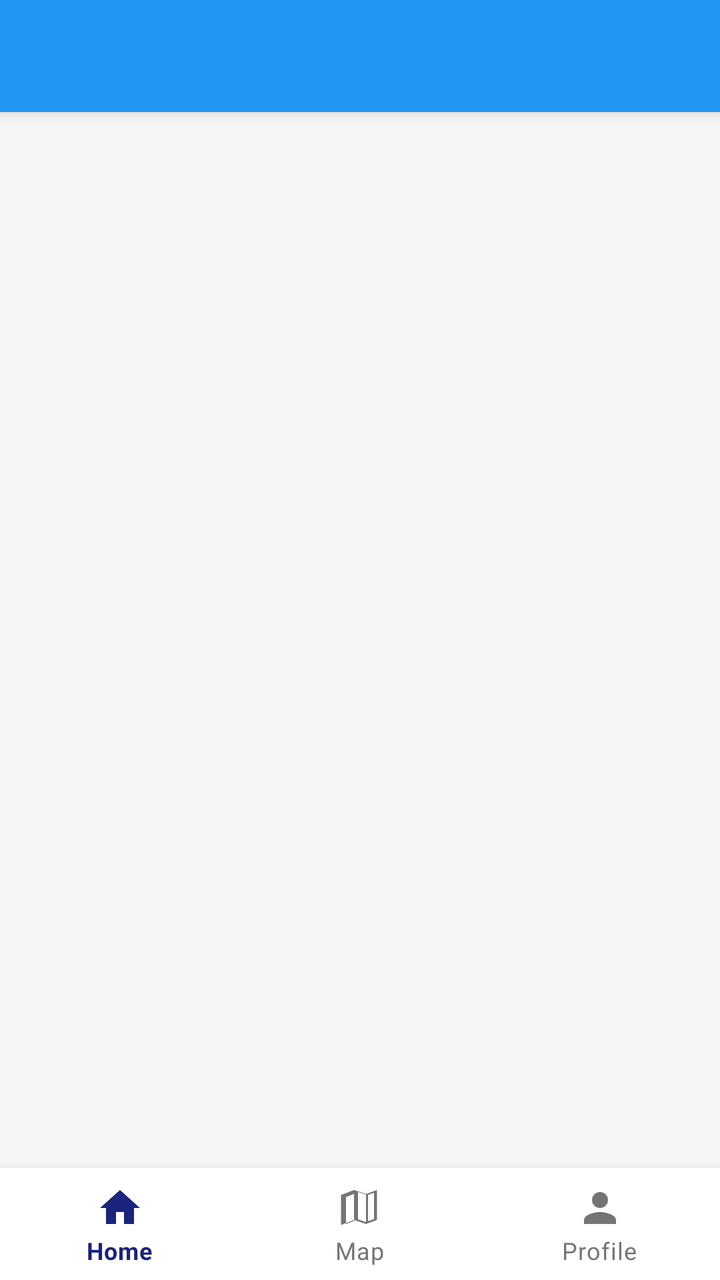
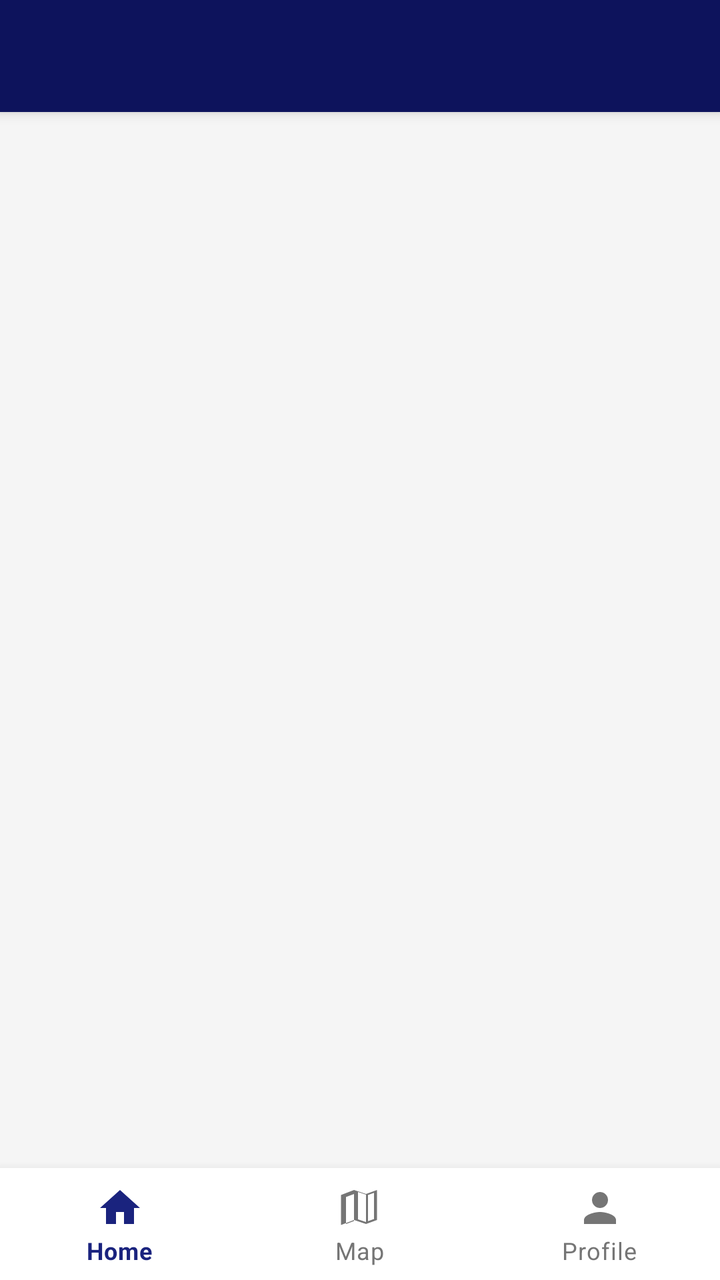

The first picture is an Android layout as it rendered before a commit; the second is the same layout after the commit. The layout source and the unified diff follow.
<!-- AndroidManifest.xml: application theme AppTheme -->
<!-- res/layout/activity_main.xml -->
<?xml version="1.0" encoding="utf-8"?>
<androidx.coordinatorlayout.widget.CoordinatorLayout
    xmlns:android="http://schemas.android.com/apk/res/android"
    xmlns:app="http://schemas.android.com/apk/res-auto"
    xmlns:tools="http://schemas.android.com/tools"
    android:layout_width="match_parent"
    android:layout_height="match_parent"
    tools:context=".activities.MainActivity">

    
    <com.google.android.material.appbar.AppBarLayout
        android:id="@+id/appBarLayout"
        android:layout_width="match_parent"
        android:layout_height="wrap_content"
        android:elevation="4dp"
        app:elevation="4dp">

        <androidx.appcompat.widget.Toolbar
            android:id="@+id/toolbar"
            android:layout_width="match_parent"
            android:layout_height="?attr/actionBarSize"
            android:background="@color/colorPrimary"
            app:titleTextColor="@android:color/white"
            app:layout_scrollFlags="scroll|enterAlways" />

    </com.google.android.material.appbar.AppBarLayout>

    
    <androidx.core.widget.NestedScrollView
        android:layout_width="match_parent"
        android:layout_height="match_parent"
        app:layout_behavior="@string/appbar_scrolling_view_behavior"
        android:paddingBottom="72dp"
        android:clipToPadding="false"
        android:fillViewport="true">

        <FrameLayout
            android:layout_width="match_parent"
            android:layout_height="match_parent">

            
            <androidx.recyclerview.widget.RecyclerView
                android:id="@+id/rvPlaces"
                android:layout_width="match_parent"
                android:layout_height="match_parent"
                android:clipToPadding="false"
                tools:listitem="@layout/item_place" />

            
            <LinearLayout
                android:id="@+id/layoutEmpty"
                android:layout_width="match_parent"
                android:layout_height="match_parent"
                android:gravity="center"
                android:orientation="vertical"
                android:visibility="gone"
                android:padding="32dp">

                <ImageView
                    android:layout_width="120dp"
                    android:layout_height="120dp"
                    android:src="@android:drawable/ic_menu_mapmode"
                    android:alpha="0.4" />

                <TextView
                    android:layout_width="wrap_content"
                    android:layout_height="wrap_content"
                    android:layout_marginTop="16dp"
                    android:text="No favorite places yet!"
                    android:textSize="20sp"
                    android:textStyle="bold"
                    android:textColor="@color/textSecondary" />

                <TextView
                    android:layout_width="wrap_content"
                    android:layout_height="wrap_content"
                    android:layout_marginTop="8dp"
                    android:text="Tap the + button to add your first place."
                    android:textSize="14sp"
                    android:textColor="@color/textSecondary"
                    android:gravity="center" />

            </LinearLayout>

        </FrameLayout>

    </androidx.core.widget.NestedScrollView>

    
    <com.google.android.material.bottomnavigation.BottomNavigationView
        android:id="@+id/bottomNav"
        android:layout_width="match_parent"
        android:layout_height="wrap_content"
        android:layout_gravity="bottom"
        android:background="@color/surfaceWhite"
        app:menu="@menu/bottom_nav_menu"
        app:itemIconTint="@color/bottom_nav_item_colors"
        app:itemTextColor="@color/bottom_nav_item_colors"
        app:labelVisibilityMode="labeled" />



</androidx.coordinatorlayout.widget.CoordinatorLayout>
<!-- res/layout/item_place.xml (included above) -->
<?xml version="1.0" encoding="utf-8"?>
<com.google.android.material.card.MaterialCardView
    xmlns:android="http://schemas.android.com/apk/res/android"
    xmlns:app="http://schemas.android.com/apk/res-auto"
    android:layout_width="match_parent"
    android:layout_height="wrap_content"
    android:layout_marginHorizontal="12dp"
    android:layout_marginVertical="6dp"
    app:cardCornerRadius="12dp"
    app:cardElevation="3dp">

    <LinearLayout
        android:layout_width="match_parent"
        android:layout_height="wrap_content"
        android:orientation="horizontal"
        android:padding="12dp"
        android:gravity="center_vertical">

        
        <ImageView
            android:id="@+id/ivPlaceThumbnail"
            android:layout_width="72dp"
            android:layout_height="72dp"
            android:scaleType="centerCrop"
            android:background="@drawable/bg_image_placeholder"
            android:contentDescription="Place thumbnail" />

        
        <LinearLayout
            android:layout_width="0dp"
            android:layout_height="wrap_content"
            android:layout_weight="1"
            android:orientation="vertical"
            android:paddingStart="12dp"
            android:paddingEnd="8dp">

            <TextView
                android:id="@+id/tvPlaceTitle"
                android:layout_width="wrap_content"
                android:layout_height="wrap_content"
                android:textSize="17sp"
                android:textStyle="bold"
                android:textColor="@color/textPrimary"
                android:maxLines="1"
                android:ellipsize="end"
                android:text="Place Title" />

            <TextView
                android:id="@+id/tvPlaceAddress"
                android:layout_width="wrap_content"
                android:layout_height="wrap_content"
                android:layout_marginTop="4dp"
                android:textSize="13sp"
                android:textColor="@color/textSecondary"
                android:maxLines="2"
                android:ellipsize="end"
                android:text="Address or coordinates" />

        </LinearLayout>

        
        <ImageView
            android:layout_width="24dp"
            android:layout_height="24dp"
            android:src="@android:drawable/arrow_down_float"
            android:rotation="-90"
            android:alpha="0.4"
            android:contentDescription="Navigate" />

    </LinearLayout>

</com.google.android.material.card.MaterialCardView>
<!-- resources referenced by this layout -->
<resources>
  <color name="colorPrimary">#2196F3</color>
  <color name="surfaceWhite">#FFFFFF</color>
  <color name="textPrimary">#212121</color>
  <color name="textSecondary">#757575</color>
  <!-- drawable bg_image_placeholder (drawable) -->
  <?xml version="1.0" encoding="utf-8"?>
  <shape xmlns:android="http://schemas.android.com/apk/res/android"
      android:shape="rectangle">
      <solid android:color="@color/imagePlaceholderBg" />
      <corners android:radius="8dp" />
  </shape>
  <style name="AppTheme" parent="Theme.MaterialComponents.Light.NoActionBar">
          <item name="colorPrimary">@color/colorPrimary</item>
          <item name="colorPrimaryDark">@color/colorPrimaryDark</item>
          <item name="colorAccent">@color/colorAccent</item>
          <item name="android:windowBackground">@color/backgroundColor</item>
      </style>
  <color name="imagePlaceholderBg">#EEEEEE</color>
  <color name="colorPrimaryDark">#1565C0</color>
  <color name="colorAccent">#FF6F00</color>
  <color name="backgroundColor">#F5F5F5</color>
</resources>

<!-- the commit's change to res/layout/activity_main.xml (unified diff, before → after) -->
@@ -19,7 +19,7 @@
             android:id="@+id/toolbar"
             android:layout_width="match_parent"
             android:layout_height="?attr/actionBarSize"
-            android:background="@color/colorPrimary"
+            android:background="@color/brandBlueDark"
             app:titleTextColor="@android:color/white"
             app:layout_scrollFlags="scroll|enterAlways" />
 
<!-- resource entries referenced after the edit -->
@@ -1,5 +1,6 @@
 <!-- resources referenced by this layout -->
 <resources>
+  <color name="brandBlueDark">#0D135C</color>
   <color name="colorPrimary">#2196F3</color>
   <color name="surfaceWhite">#FFFFFF</color>
   <color name="textPrimary">#212121</color>
